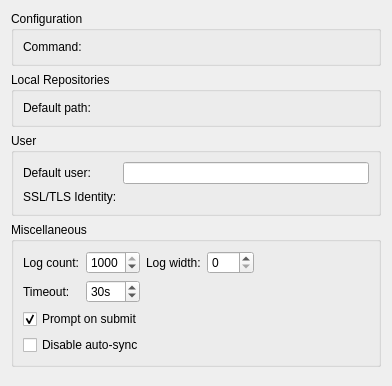
The window that src/plugins/fossil/optionspage.ui (nomadbyte/qtcreator-plugin-fossil) describes before a commit, drawn with Qt 5.
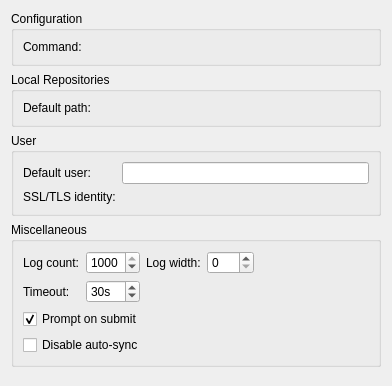
The same window after the commit. Custom widgets are drawn as their Qt base class.

```diff
--- a/src/plugins/fossil/optionspage.ui
+++ b/src/plugins/fossil/optionspage.ui
@@ -88,7 +88,7 @@
          <string>SSL/TLS client identity key to use if requested by the server.</string>
         </property>
         <property name="text">
-         <string>SSL/TLS Identity:</string>
+         <string>SSL/TLS identity:</string>
         </property>
        </widget>
       </item>
```
Left out of the diff: 17 changed lines with no effect on the pictures.
